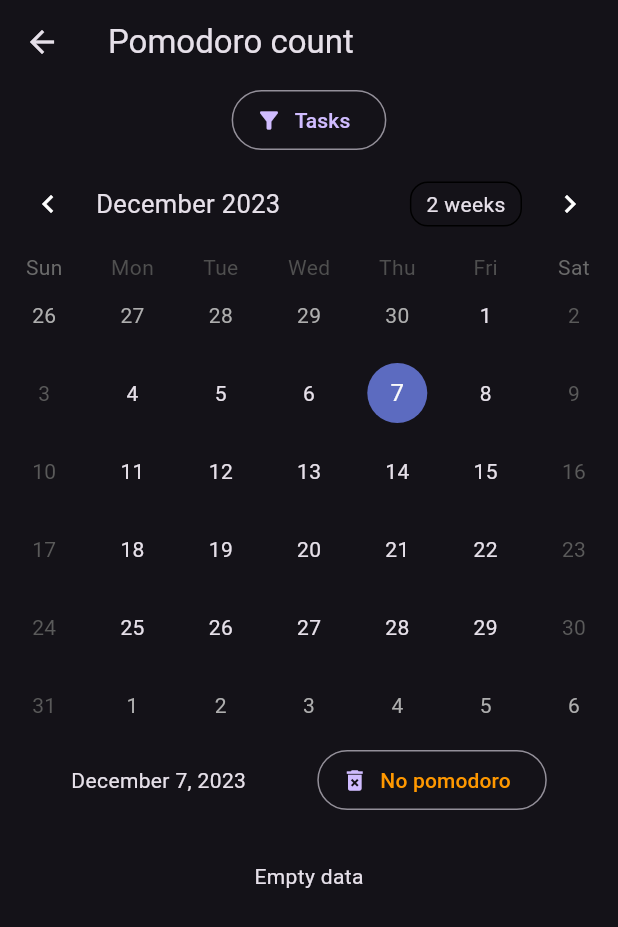
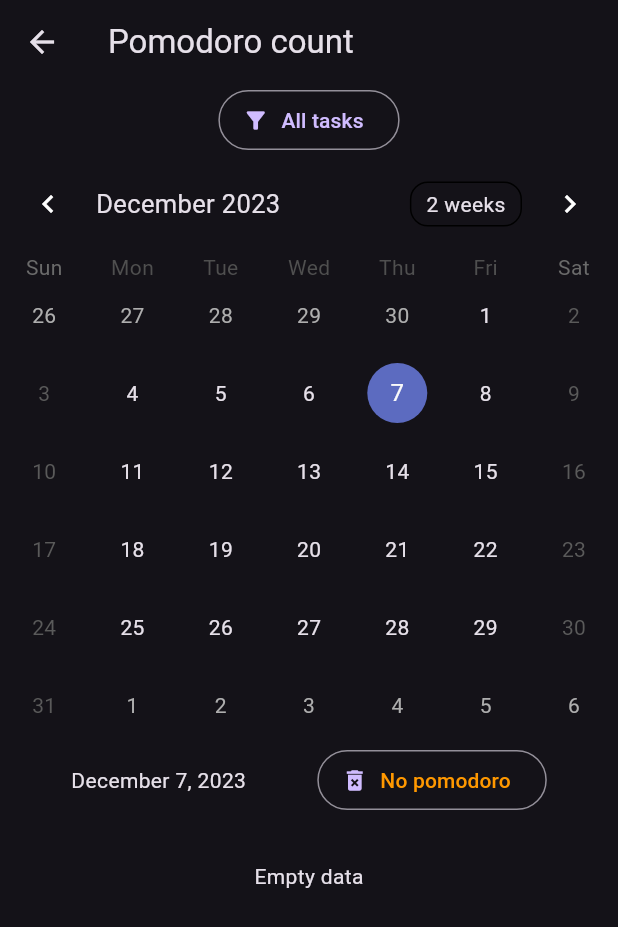
Before and after one commit to dajkim76/good_timer, a Flutter app: the PomodoroPage screen opened directly, on a phone screen of 412 x 824 dp. Shown: the top 927 px of the screen. Run offline on Flutter 3.47's test engine with Material 3 defaults, Android fonts, the phone set to English and light mode, and no system bars; drawn by our look-alikes of table_calendar; our stand-ins replace fluttertoast, realm, settings_ui, shared_preferences, sprintf, vibration and 1 more; accounts and stored records are empty; generated files the repository leaves out were written again.

Commit message:
Update calendar design

```diff
--- a/lib/l10n/intl_en.arb
+++ b/lib/l10n/intl_en.arb
@@ -35,5 +35,6 @@
   "battery_optimization_ignored": "Optimization ignored",
   "battery_optimization_not_ignored": "Optimization not ignored",
   "battery_optimization_unsupported": "Optimization unsupported",
-  "vibration_when_pomodoro_done": "Vibration when Pomodoro is done"
+  "vibration_when_pomodoro_done": "Vibration when Pomodoro is done",
+  "all_tasks": "All tasks"
 }
--- a/lib/l10n/intl_ko.arb
+++ b/lib/l10n/intl_ko.arb
@@ -35,5 +35,6 @@
   "battery_optimization_ignored": "최적화 앱에서 제외됨",
   "battery_optimization_not_ignored": "죄적화 앱에서 제외되지 않음",
   "battery_optimization_unsupported": "최적화 지원하지 않음",
-  "vibration_when_pomodoro_done": "뽀모도로 완료시 진동하기"
+  "vibration_when_pomodoro_done": "뽀모도로 완료시 진동하기",
+  "all_tasks": "모든 작업"
 }
--- a/lib/pomodoro_page.dart
+++ b/lib/pomodoro_page.dart
@@ -80,6 +80,7 @@ class _PomodoroState extends State<PomodoroPage> {
                 CalendarFormat.week: S.of(context).calendar_week,
               },
               calendarFormat: _calendarFormat,
+              rowHeight: CalendarFormat.week == _calendarFormat ? 80 : 52,
               onFormatChanged: (format) {
                 _setCalendarFormat(format);
                 setState(() {
@@ -129,7 +130,7 @@ class _PomodoroState extends State<PomodoroPage> {
           alignment: Alignment.center,
           decoration: const BoxDecoration(shape: BoxShape.rectangle, color: Colors.orange), //Change color
           width: 20.0,
-          height: 16.0,
+          height: 18.0,
           child: Text(
             count.toString(),
             style: const TextStyle(color: Colors.white, fontSize: 12, fontWeight: FontWeight.bold),
@@ -336,7 +337,12 @@ class _PomodoroState extends State<PomodoroPage> {
         builder: (BuildContext context) {
           return AlertDialog(title: Text(S.of(context).tasks), content: _buildTaskList(), actions: <Widget>[
             TextButton(
-                child: Text(S.of(context).reset),
+                child: Text(S.of(context).cancel),
+                onPressed: () {
+                  Navigator.pop(context);
+                }),
+            TextButton(
+                child: Text(S.of(context).all_tasks),
                 onPressed: () {
                   Navigator.pop(context);
                   setFilterTaskList(0, "");
@@ -381,7 +387,7 @@ class _PomodoroState extends State<PomodoroPage> {
     return OutlinedButton.icon(
       onPressed: _onClickFilter,
       label: Text(
-        _filterTaskId == 0 ? S.of(context).tasks : _filterTaskName,
+        _filterTaskId == 0 ? S.of(context).all_tasks : _filterTaskName,
         overflow: TextOverflow.ellipsis,
       ),
       icon: const Icon(Icons.filter_alt),
```
